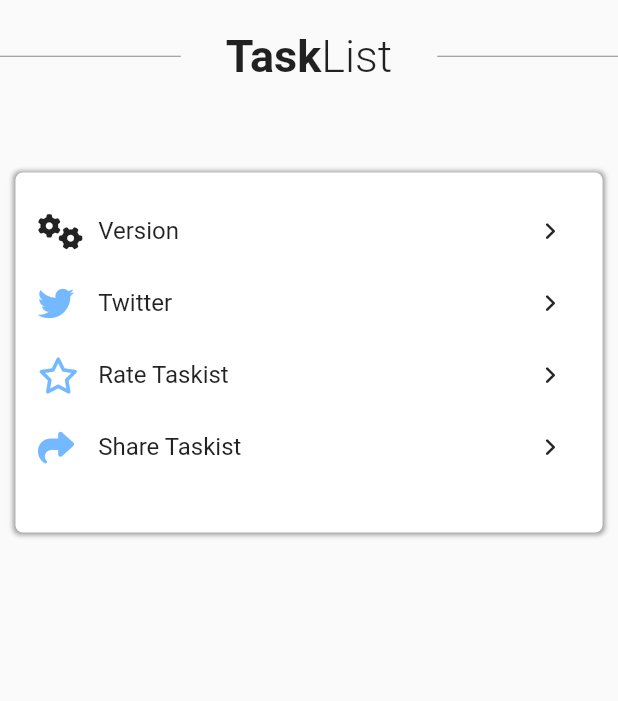
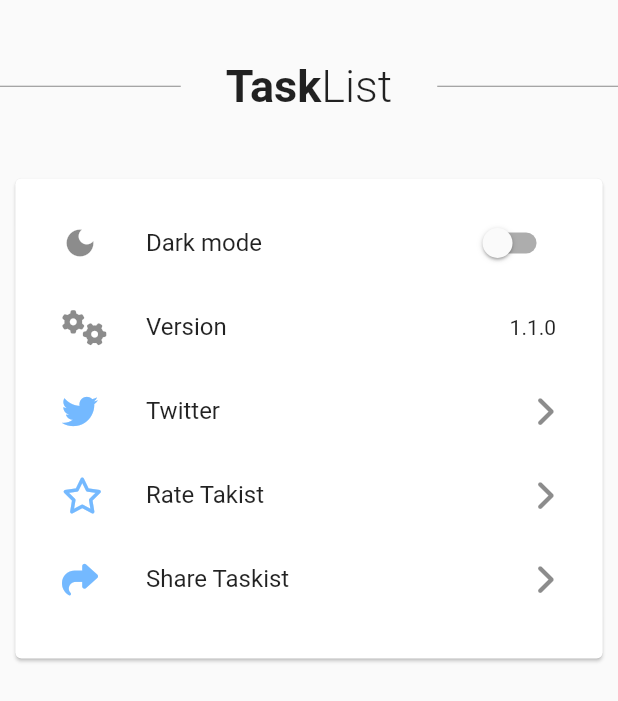
Before and after one commit to congdat3813/Darkist_getx, a Flutter app: the TaskSetting screen opened directly, on a phone screen of 412 x 824 dp. Shown: the top 701 px of the screen. Run offline on Flutter 3.47's test engine with Material 2 defaults, Android fonts, the phone set to English and light mode, and no system bars; our stand-ins replace flutter_colorpicker, font_awesome_flutter, get, google_fonts; missing offline and left inert: dart:ffi, localstore.

Commit message:
update darkmode

```diff
--- a/lib/controller/controller.dart
+++ b/lib/controller/controller.dart
@@ -5,7 +5,9 @@ import 'package:get/get.dart';
 import 'package:getx_test/models/task_model.dart';
 import 'package:localstore/localstore.dart';
 
+import 'package:getx_test/theme.dart';
 import 'package:flutter/foundation.dart';
+import 'package:getx_test/theme.dart';
 
 class TaskGetx extends GetxController{
   static const tag = 'TaskGetx';
@@ -25,6 +27,7 @@ class TaskGetx extends GetxController{
   RxDouble progress = 0.0.obs;
 
   void getData(){
+    print('get data');
     list.clear();
     _db.collection('TaskLists').get().then((value) {
       for (var key in value!.keys) {
@@ -53,7 +56,6 @@ class TaskGetx extends GetxController{
     task.curcolor= currentColor.value.value;
     task.status=false;
     count();
-    task.setTask();
   }
 
   void removeItem(int index){
@@ -109,6 +111,12 @@ class TaskGetx extends GetxController{
     progress.value = (task.items.isEmpty)? 0.0 : countdone/task.items.length;
   }
 
+  void saveColor(){
+    final task = list[currentIndex.value];
+    task.curcolor=currentColor.value.value;
+    task.setTask();
+  }
+
   void set_itemstt(){
     item_stt.clear();
     final task = list[currentIndex.value];
@@ -118,3 +126,10 @@ class TaskGetx extends GetxController{
   }
 
 }
+
+class ThemeGetx extends GetxController{
+  Rx<ThemeData> theme = TaskistTheme.light().obs;
+  void changeTheme(){
+    theme.value = (theme.value==TaskistTheme.light())? TaskistTheme.dark(): TaskistTheme.light();
+  }
+}
--- a/lib/main.dart
+++ b/lib/main.dart
@@ -1,4 +1,6 @@
 import 'package:flutter/material.dart';
+import 'package:get/get.dart';
+import 'package:getx_test/controller/controller.dart';
 
 import 'package:getx_test/theme.dart';
 
@@ -8,28 +10,20 @@ void main() {
   runApp(Taskist());
 }
 
-// class Taskist extends StatefulWidget {
-//   const Taskist({Key? key}) : super(key: key);
-
-//   @override
-//   State<Taskist> createState() => _TaskistState();
-// }
-
-// class _TaskistState extends State<Taskist> {
-
-//   }
-// }
 
 class Taskist extends StatelessWidget {
   Taskist({Key? key}) : super(key: key);
-  ThemeData theme = TaskistTheme.light();
+  ThemeData theme = TaskistTheme.dark();
+  static ThemeGetx themeObx= Get.put(ThemeGetx());
   @override
   Widget build(BuildContext context) {
-    return MaterialApp(
-      debugShowCheckedModeBanner: false,
-      theme: theme,
-      title: 'Darkist',
-      home: const Homepage(index: 0,),
+    return Obx( () =>
+      MaterialApp(
+        debugShowCheckedModeBanner: false,
+        theme: themeObx.theme.value,
+        title: 'Darkist',
+        home: const Homepage(index: 0,),
+      ),
     );
   }
 }
--- a/lib/screens/task_setting.dart
+++ b/lib/screens/task_setting.dart
@@ -7,7 +7,7 @@ import 'package:get/get.dart';
 class TaskSetting extends StatelessWidget {
   const TaskSetting({ Key? key }) : super(key: key);
 
-  // static final ThemeGetx theme = Get.put(ThemeGetx());
+  static final ThemeGetx themex = Get.find();
 
   @override
   Widget build(BuildContext context) {
@@ -16,75 +16,52 @@ class TaskSetting extends StatelessWidget {
       child: Scaffold(
         body: Column(
           children: <Widget>[
-            const SizedBox(height: 20),
+            const SizedBox(height: 40),
             buildVerticalLine(),
-            Container(
-              margin: const EdgeInsets.fromLTRB(0, 60, 0, 0),
+            const SizedBox(height: 40),
+            Card(
+              child: Container(
+                margin: const EdgeInsets.fromLTRB(0, 0, 0, 0),
                 padding: const EdgeInsets.all(15),
                 width: MediaQuery.of(context).size.width * 0.95,
-              height: 240,
-              decoration:  BoxDecoration(
-                borderRadius: BorderRadius.circular(5),
-                color: Colors.white,
-                boxShadow: const [
-                  BoxShadow(
-                    color: Colors.grey,
-                    spreadRadius: 1,
-                    blurRadius: 2,
-                    offset: Offset(0.0,0.05),
-                  )
-                ]
-              ),
+                height: 320,
                 child: Column(
                   crossAxisAlignment: CrossAxisAlignment.start,
-                // mainAxisAlignment: MainAxisAlignment.spaceBetween,
                   children: <Widget> [
-                //   ListTile(
-                //   leading: const Icon(Icons.dark_mode),
-                //   title: const Text('Dark mode',
-                //       style: TextStyle(
-                //           fontSize: 16, fontWeight: FontWeight.normal)),
-                //   trailing: Obx(() => Switch(
-                //       onChanged: (value) {
-                //         print(value);
-                //         theme.changeTheme(value);
-                //         print(theme.themeObx.value.backgroundColor);
-                //         },
-                //       value: theme.themeObx.value == TaskistTheme.dark()
-                //     )
-                //   ),
-                //   onTap: () {},
-                // ),
-                  Row(
-                    children: <Widget>[
-                      const Expanded(flex: 1,child: FaIcon(FontAwesomeIcons.gears)),
-                      const Expanded(flex: 7,child: Text('Version', style: TextStyle(fontSize: 16, fontWeight: FontWeight.normal))),
-                      Expanded(flex: 1,child: IconButton(onPressed: () {}, icon: const FaIcon(FontAwesomeIcons.angleRight, size: 14))),
-                    ]
+                    ListTile(
+                    leading: const Icon(Icons.dark_mode),
+                    title: const Text('Dark mode',
+                            style: TextStyle(
+                            fontSize: 16, fontWeight: FontWeight.normal)),
+                    trailing: Obx(() => Switch(
+                        onChanged: (value) {
+                          themex.changeTheme();
+                          },
+                        value: (themex.theme.value == TaskistTheme.dark()),
+                      )
                     ),
-                  Row(
-                    children: <Widget>[
-                      const Expanded(flex: 1,child: FaIcon(FontAwesomeIcons.twitter, color: Color(0xFF74b9ff))),
-                      const Expanded(flex: 7,child: Text('Twitter', style: TextStyle(fontSize: 16, fontWeight: FontWeight.normal))),
-                      Expanded(flex: 1,child: IconButton(onPressed: () {}, icon: const FaIcon(FontAwesomeIcons.angleRight, size: 14))),
-                    ]
+                    onTap: () {},
                   ),
-                  Row(
-                    children: <Widget>[
-                      const Expanded(flex: 1,child: FaIcon(FontAwesomeIcons.star, color: Color(0xFF74b9ff))),
-                      const Expanded(flex: 7,child: Text('Rate Taskist', style: TextStyle(fontSize: 16, fontWeight: FontWeight.normal))),
-                      Expanded(flex: 1,child: IconButton(onPressed: () {}, icon: const FaIcon(FontAwesomeIcons.angleRight, size: 14))),
-                    ]
-                  ),
-                  Row(
-                    children: <Widget>[
-                      const Expanded(flex: 1,child: FaIcon(FontAwesomeIcons.share, color: Color(0xFF74b9ff))),
-                      const Expanded(flex: 7,child: Text('Share Taskist', style: TextStyle(fontSize: 16, fontWeight: FontWeight.normal))),
-                      Expanded(flex: 1,child: IconButton(onPressed: () {}, icon: const FaIcon(FontAwesomeIcons.angleRight, size: 14))),
-                    ]
-                  ),
+            buildItem(context, const FaIcon(FontAwesomeIcons.gears), 'Version',
+                const Text('1.1.0')),
+            buildItem(
+                context,
+                const FaIcon(FontAwesomeIcons.twitter, color: Color(0xFF74b9ff)),
+                'Twitter',
+                const FaIcon(FontAwesomeIcons.angleRight)),
+            buildItem(
+                context,
+                const FaIcon(FontAwesomeIcons.star, color: Color(0xFF74b9ff)),
+                'Rate Takist',
+                const FaIcon(FontAwesomeIcons.angleRight)),
+            buildItem(
+                context,
+                const FaIcon(FontAwesomeIcons.share, color: Color(0xFF74b9ff)),
+                'Share Taskist',
+                const FaIcon(FontAwesomeIcons.angleRight))
                   ],
                 )
+              ),
             ),
           ],
         )
@@ -116,4 +93,14 @@ class TaskSetting extends StatelessWidget {
       ],
     );
   }
+
+  Widget buildItem(BuildContext context, FaIcon leading, String title, Widget trailing) {
+    return ListTile(
+      leading: leading,
+      title: Text(title,
+          style: const TextStyle(fontSize: 16, fontWeight: FontWeight.normal)),
+      trailing: trailing,
+      onTap: () {},
+    );
   }
+}
```
Also changed, not shown: lib/screens/item_detail.dart (+4 -3 lines), lib/screens/task_done.dart (+3 -19 lines), lib/screens/tasklists.dart (+40 -36 lines). Lines whose indentation alone changed are shown as unchanged.
